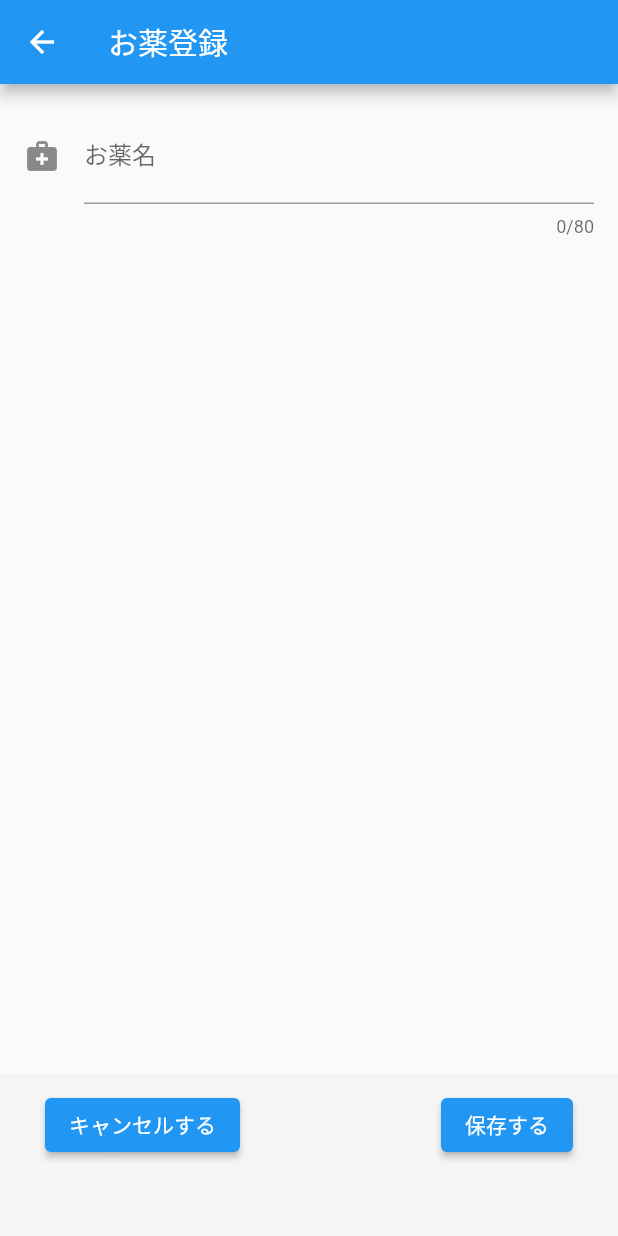
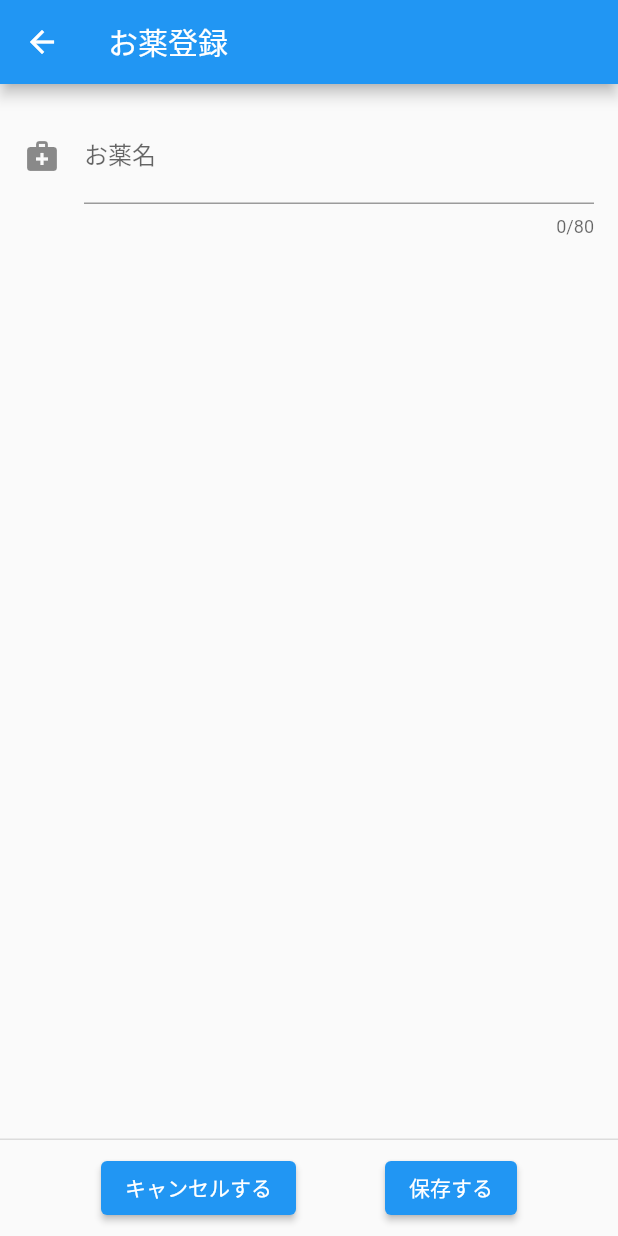
Before and after one commit to kyuuki/helloworld_flutter_20220226, a Flutter app: the screen it shows after launch, after a tap on "薬を登録する", on a phone screen of 412 x 824 dp. Run offline on Flutter 3.47's test engine with Material 2 defaults, Android fonts, the phone set to English and light mode, and no system bars; our stand-ins replace sprintf.

Commit message:
Adjust bottom area

```diff
--- a/lib/ui/medicine_list_page.dart
+++ b/lib/ui/medicine_list_page.dart
@@ -10,32 +10,17 @@ class MedicineListPage extends StatelessWidget {
   Widget build(BuildContext context) {
     return Scaffold(
       appBar: AppBar(title: const Text("お薬一覧")),
-      body: Column(
-        children: [
-          const Expanded(
-            child: MedicineList(),
-          ),
-          Container(
-            decoration: BoxDecoration(color: Theme
-                .of(context)
-                .selectedRowColor),
-            padding: EdgeInsets.all(16.0),
-            child: Row(
-              crossAxisAlignment: CrossAxisAlignment.center,
-              children: [
-                const Spacer(),
-                ElevatedButton(
+      persistentFooterButtons: [
+        Center(
+          child: ElevatedButton(
             child: const Text("薬を登録する"),
             onPressed: () {
               Navigator.push(context, MaterialPageRoute(builder: (context) => MedicineNewPage()));
             },
           ),
-                const Spacer(),
-              ],
-            ),
         ),
       ],
-      ),
+      body: MedicineList(),
     );
   }
 }
--- a/lib/ui/medicine_new_page.dart
+++ b/lib/ui/medicine_new_page.dart
@@ -7,6 +7,23 @@ class MedicineNewPage extends StatelessWidget {
   Widget build(BuildContext context) {
     return Scaffold(
       appBar: AppBar(title: const Text("お薬登録")),
+      persistentFooterButtons: [
+        Row(
+          children: [
+            const Spacer(),
+            ElevatedButton(
+              child: Text("キャンセルする"),
+              onPressed: () {},
+            ),
+            const Spacer(),
+            ElevatedButton(
+              child: Text("保存する"),
+              onPressed: () {},
+            ),
+            const Spacer(),
+          ],
+        ),
+      ],
       body: Center(
         child: Column(
           children: [
@@ -24,31 +41,6 @@ class MedicineNewPage extends StatelessWidget {
                 ),
               ),
             ),
-            const Spacer(),
-            Container(
-              decoration: BoxDecoration(color: Theme.of(context).selectedRowColor),
-              padding: EdgeInsets.only(top: 10.0, bottom: 50.0),
-              child: Row(
-                crossAxisAlignment: CrossAxisAlignment.center,
-                children: [
-                  Padding(
-                    padding: const EdgeInsets.only(left: 30.0),
-                    child: ElevatedButton(
-                      child: Text("キャンセルする"),
-                      onPressed: () {},
-                    ),
-                  ),
-                  const Spacer(),
-                  Padding(
-                    padding: const EdgeInsets.only(right: 30.0),
-                    child: ElevatedButton(
-                      child: Text("保存する"),
-                      onPressed: () {},
-                    ),
-                  ),
-                ],
-              ),
-            ),
           ],
         ),
       ),
```
Lines whose indentation alone changed are shown as unchanged.
